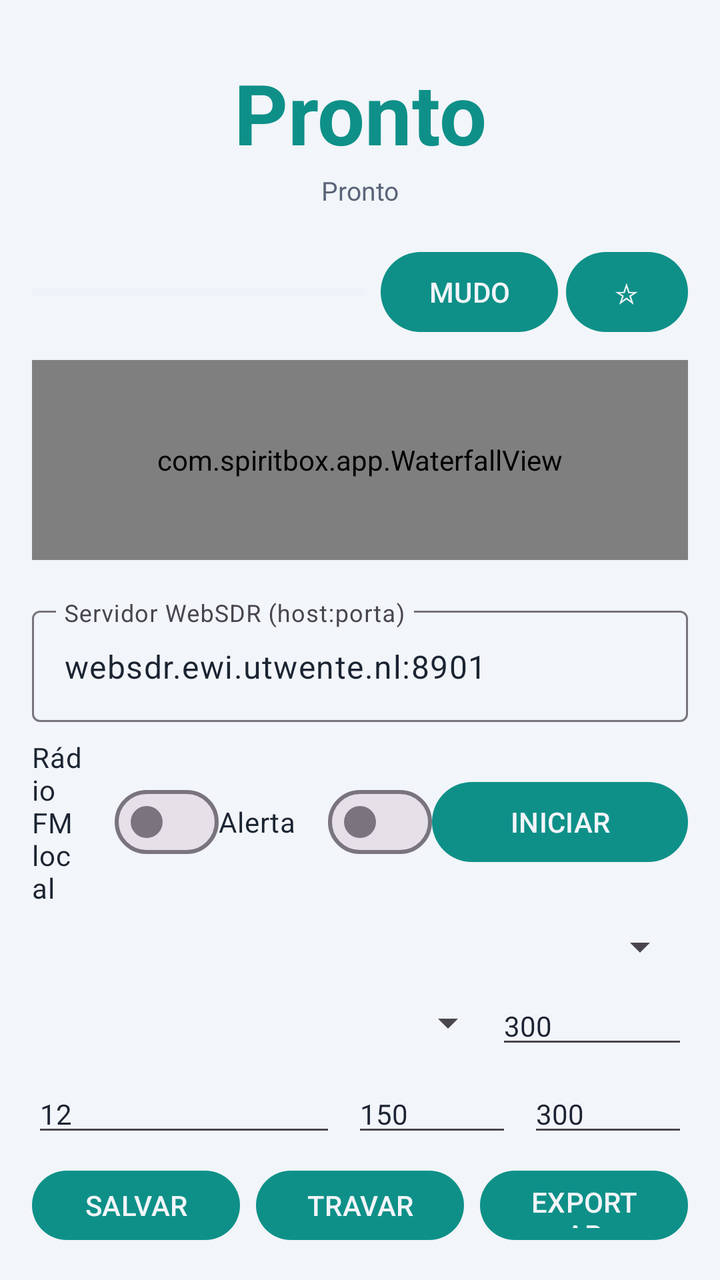
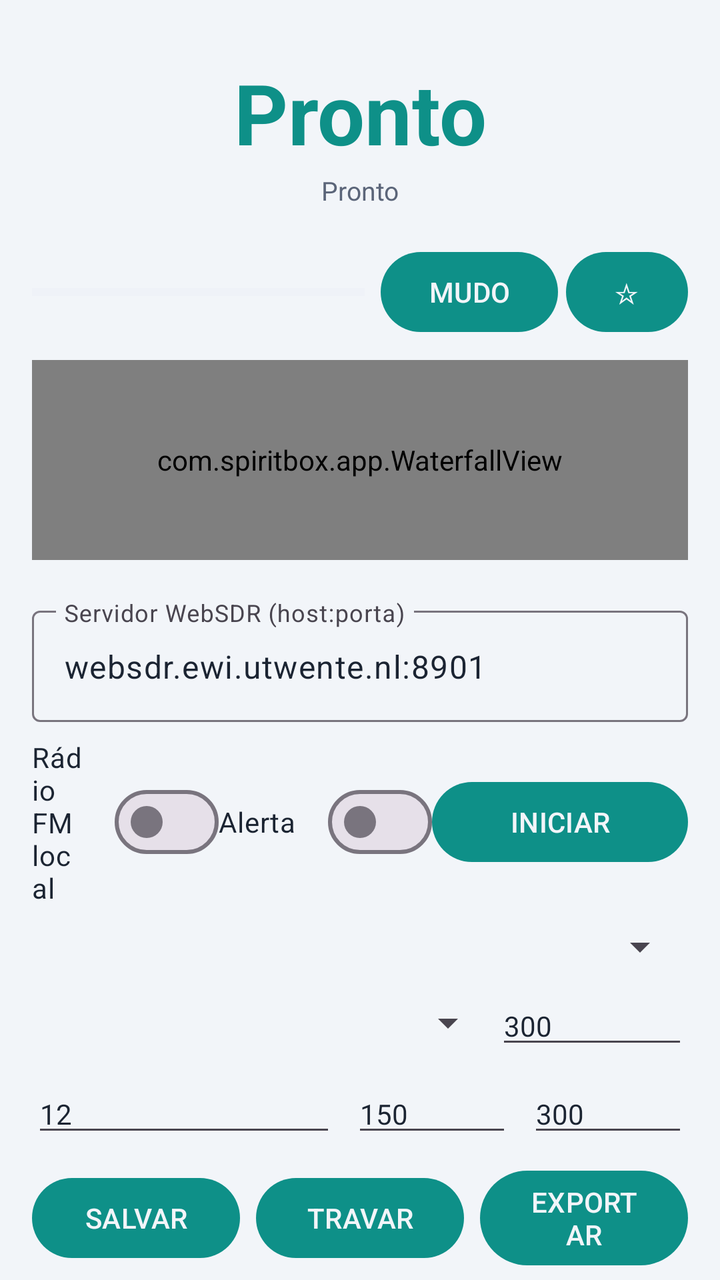

Two renders of the same Android screen: before a commit and after it. Below are the layout's source before the change and the commit's diff.
<!-- AndroidManifest.xml: application theme Theme.SpiritBox -->
<!-- res/layout/activity_main.xml -->
<?xml version="1.0" encoding="utf-8"?>
<FrameLayout xmlns:android="http://schemas.android.com/apk/res/android"
    xmlns:app="http://schemas.android.com/apk/res-auto"
    android:layout_width="match_parent"
    android:layout_height="match_parent">

    <LinearLayout
        android:layout_width="match_parent"
        android:layout_height="match_parent"
        android:orientation="vertical"
        android:padding="16dp">

        <TextView
            android:id="@+id/tvFreq"
            android:layout_width="match_parent"
            android:layout_height="wrap_content"
            android:layout_marginTop="12dp"
            android:gravity="center"
            android:text="@string/status_ready"
            android:textColor="@color/accent"
            android:textSize="42sp"
            android:textStyle="bold" />

        <TextView
            android:id="@+id/tvStatus"
            android:layout_width="match_parent"
            android:layout_height="wrap_content"
            android:layout_marginTop="2dp"
            android:gravity="center"
            android:text="@string/status_ready"
            android:textColor="@color/text_secondary"
            android:textSize="13sp" />

        <LinearLayout
            android:layout_width="match_parent"
            android:layout_height="wrap_content"
            android:layout_marginTop="18dp"
            android:gravity="center_vertical"
            android:orientation="horizontal">

            <ProgressBar
                android:id="@+id/meter"
                style="?android:attr/progressBarStyleHorizontal"
                android:layout_width="0dp"
                android:layout_height="10dp"
                android:layout_weight="1"
                android:max="100"
                android:progress="0"
                android:progressBackgroundTint="@color/panel"
                android:progressTint="@color/accent" />

            <com.google.android.material.button.MaterialButton
                android:id="@+id/btnMute"
                android:layout_width="wrap_content"
                android:layout_height="wrap_content"
                android:layout_marginStart="8dp"
                android:minWidth="72dp"
                android:text="@string/btn_mute"
                app:cornerRadius="24dp" />

            <com.google.android.material.button.MaterialButton
                android:id="@+id/btnBookmark"
                android:layout_width="wrap_content"
                android:layout_height="wrap_content"
                android:layout_marginStart="4dp"
                android:minWidth="52dp"
                android:text="@string/bookmark_off"
                app:cornerRadius="24dp" />
        </LinearLayout>

        <com.spiritbox.app.WaterfallView
            android:id="@+id/waterfall"
            android:layout_width="match_parent"
            android:layout_height="100dp"
            android:layout_marginTop="10dp" />

        <com.google.android.material.textfield.TextInputLayout
            android:layout_width="match_parent"
            android:layout_height="wrap_content"
            android:layout_marginTop="20dp"
            android:hint="@string/hint_server">

            <com.google.android.material.textfield.TextInputEditText
                android:id="@+id/etServer"
                android:layout_width="match_parent"
                android:layout_height="wrap_content"
                android:importantForAutofill="no"
                android:inputType="textUri"
                android:text="@string/default_server" />
        </com.google.android.material.textfield.TextInputLayout>

        <LinearLayout
            android:layout_width="match_parent"
            android:layout_height="wrap_content"
            android:layout_marginTop="8dp"
            android:gravity="center_vertical"
            android:orientation="horizontal">

            <com.google.android.material.materialswitch.MaterialSwitch
                android:id="@+id/swFm"
                android:layout_width="0dp"
                android:layout_height="wrap_content"
                android:layout_weight="1"
                android:text="@string/switch_fm"
                android:textColor="@color/text_primary"
                android:textSize="14sp" />

            <com.google.android.material.materialswitch.MaterialSwitch
                android:id="@+id/swAlerts"
                android:layout_width="wrap_content"
                android:layout_height="wrap_content"
                android:text="@string/switch_alerts"
                android:textColor="@color/text_primary"
                android:textSize="14sp" />

            <com.google.android.material.button.MaterialButton
                android:id="@+id/btnToggle"
                android:layout_width="wrap_content"
                android:layout_height="wrap_content"
                android:minWidth="128dp"
                android:text="@string/btn_start"
                app:cornerRadius="24dp" />
        </LinearLayout>

<LinearLayout
                android:layout_width="match_parent"
                android:layout_height="wrap_content"
                android:layout_marginTop="8dp"
                android:gravity="center_vertical"
                android:orientation="horizontal">

                <Spinner
                    android:id="@+id/spFav"
                    android:layout_width="match_parent"
                    android:layout_height="wrap_content"
                    android:spinnerMode="dropdown" />
            </LinearLayout>

            <LinearLayout
                android:layout_width="match_parent"
                android:layout_height="wrap_content"
                android:layout_marginTop="8dp"
                android:gravity="center_vertical"
                android:orientation="horizontal">

                <Spinner
                    android:id="@+id/spBand"
                    android:layout_width="0dp"
                    android:layout_height="wrap_content"
                    android:layout_weight="1"
                    android:spinnerMode="dropdown" />

            <EditText
                android:id="@+id/etDwell"
                android:layout_width="96dp"
                android:layout_height="wrap_content"
                android:hint="@string/hint_dwell"
                android:importantForAutofill="no"
                android:inputType="number"
                android:maxLines="1"
                android:text="@string/default_dwell"
                android:textColor="@color/text_primary"
                android:textSize="14sp" />
        </LinearLayout>

        <LinearLayout
            android:layout_width="match_parent"
            android:layout_height="wrap_content"
            android:layout_marginTop="8dp"
            android:gravity="center_vertical"
            android:orientation="horizontal">

            <EditText
                android:id="@+id/etThreshold"
                android:layout_width="0dp"
                android:layout_height="wrap_content"
                android:layout_weight="1"
                android:hint="@string/hint_threshold"
                android:importantForAutofill="no"
                android:inputType="number"
                android:maxLines="1"
                android:text="@string/default_threshold"
                android:textColor="@color/text_primary"
                android:textSize="14sp" />

            <EditText
                android:id="@+id/etSettle"
                android:layout_width="80dp"
                android:layout_height="wrap_content"
                android:layout_marginStart="8dp"
                android:hint="@string/hint_settle"
                android:importantForAutofill="no"
                android:inputType="number"
                android:maxLines="1"
                android:text="@string/default_settle"
                android:textColor="@color/text_primary"
                android:textSize="14sp" />

            <EditText
                android:id="@+id/etGap"
                android:layout_width="80dp"
                android:layout_height="wrap_content"
                android:layout_marginStart="8dp"
                android:hint="@string/hint_gap"
                android:importantForAutofill="no"
                android:inputType="number"
                android:maxLines="1"
                android:text="@string/default_gap"
                android:textColor="@color/text_primary"
                android:textSize="14sp" />
        </LinearLayout>

        <LinearLayout
            android:layout_width="match_parent"
            android:layout_height="wrap_content"
            android:layout_marginTop="8dp"
            android:gravity="center_vertical"
            android:orientation="horizontal">

            <com.google.android.material.button.MaterialButton
                android:id="@+id/btnManualCapture"
                android:layout_width="0dp"
                android:layout_height="wrap_content"
                android:layout_weight="1"
                android:text="@string/btn_manual_capture"
                app:cornerRadius="24dp" />

            <com.google.android.material.button.MaterialButton
                android:id="@+id/btnHold"
                android:layout_width="0dp"
                android:layout_height="wrap_content"
                android:layout_marginStart="8dp"
                android:layout_weight="1"
                android:text="@string/btn_hold"
                app:cornerRadius="24dp" />

            <com.google.android.material.button.MaterialButton
                android:id="@+id/btnShare"
                android:layout_width="0dp"
                android:layout_height="wrap_content"
                android:layout_marginStart="8dp"
                android:layout_weight="1"
                android:text="@string/btn_share_csv"
                app:cornerRadius="24dp" />
        </LinearLayout>

        <LinearLayout
            android:layout_width="match_parent"
            android:layout_height="wrap_content"
            android:layout_marginTop="8dp"
            android:gravity="center_vertical"
            android:orientation="horizontal">

            <com.google.android.material.button.MaterialButton
                android:id="@+id/btnTheme"
                android:layout_width="0dp"
                android:layout_height="wrap_content"
                android:layout_weight="1"
                android:text="@string/theme_system"
                app:cornerRadius="24dp" />

            <com.google.android.material.button.MaterialButton
                android:id="@+id/btnNight"
                android:layout_width="0dp"
                android:layout_height="wrap_content"
                android:layout_marginStart="8dp"
                android:layout_weight="1"
                android:text="@string/btn_night_off"
                app:cornerRadius="24dp" />
        </LinearLayout>

        <TextView
            android:id="@+id/tvCapturesTitle"
            android:layout_width="match_parent"
            android:layout_height="wrap_content"
            android:layout_marginTop="18dp"
            android:text="@string/title_captures"
            android:textColor="@color/text_secondary"
            android:textSize="13sp" />

        <ListView
            android:id="@+id/listCaptures"
            android:layout_width="match_parent"
            android:layout_height="0dp"
            android:layout_marginTop="4dp"
            android:layout_weight="1"
            android:divider="@color/panel"
            android:dividerHeight="1dp"
            android:listSelector="@android:color/transparent" />
    </LinearLayout>

    <View
        android:id="@+id/redFilter"
        android:layout_width="match_parent"
        android:layout_height="match_parent"
        android:background="#3BFF0000"
        android:clickable="false"
        android:focusable="false"
        android:visibility="gone" />
</FrameLayout>
<!-- resources referenced by this layout -->
<resources>
  <color name="accent">#0E9088</color>
  <color name="panel">#E4E9F1</color>
  <color name="text_primary">#1B2432</color>
  <color name="text_secondary">#5B6579</color>
  <string name="bookmark_off">☆</string>
  <string name="btn_hold">TRAVAR</string>
  <string name="btn_manual_capture">SALVAR</string>
  <string name="btn_mute">MUDO</string>
  <string name="btn_night_off">NOITE</string>
  <string name="btn_share_csv">EXPORTAR</string>
  <string name="btn_start">INICIAR</string>
  <string name="default_dwell">300</string>
  <string name="default_gap">300</string>
  <string name="default_server">websdr.ewi.utwente.nl:8901</string>
  <string name="default_settle">150</string>
  <string name="default_threshold">12</string>
  <string name="hint_dwell">Dwell ms</string>
  <string name="hint_gap">Gap ms</string>
  <string name="hint_server">Servidor WebSDR (host:porta)</string>
  <string name="hint_settle">Settle ms</string>
  <string name="hint_threshold">Limiar %</string>
  <string name="status_ready">Pronto</string>
  <string name="switch_alerts">Alerta</string>
  <string name="switch_fm">Rádio FM local</string>
  <string name="theme_system">SISTEMA</string>
  <string name="title_captures">Sinais capturados</string>
  <style name="Theme.SpiritBox" parent="Theme.Material3.DayNight.NoActionBar">
          <item name="colorPrimary">@color/accent</item>
          <item name="colorOnPrimary">@color/bg</item>
          <item name="colorSecondary">@color/accent_dim</item>
          <item name="android:colorBackground">@color/bg</item>
          <item name="colorSurface">@color/panel</item>
          <item name="colorOnSurface">@color/text_primary</item>
          <item name="android:windowBackground">@color/bg</item>
          <item name="android:statusBarColor">@color/bg</item>
          <item name="android:navigationBarColor">@color/bg</item>
      </style>
  <color name="bg">#F2F5F9</color>
  <color name="accent_dim">#5AA7A2</color>
</resources>

<!-- the commit's change to res/layout/activity_main.xml (unified diff, before → after) -->
@@ -4,11 +4,19 @@
     android:layout_width="match_parent"
     android:layout_height="match_parent">
 
-    <LinearLayout
+    <androidx.core.widget.NestedScrollView
+        android:id="@+id/scrollRoot"
         android:layout_width="match_parent"
         android:layout_height="match_parent"
-        android:orientation="vertical"
-        android:padding="16dp">
+        android:fillViewport="true"
+        android:scrollbars="none">
+
+        <LinearLayout
+            android:layout_width="match_parent"
+            android:layout_height="wrap_content"
+            android:orientation="vertical"
+            android:padding="16dp"
+            android:paddingBottom="32dp">
 
         <TextView
             android:id="@+id/tvFreq"
@@ -281,13 +289,14 @@
         <ListView
             android:id="@+id/listCaptures"
             android:layout_width="match_parent"
-            android:layout_height="0dp"
+            android:layout_height="wrap_content"
             android:layout_marginTop="4dp"
-            android:layout_weight="1"
             android:divider="@color/panel"
             android:dividerHeight="1dp"
-            android:listSelector="@android:color/transparent" />
-    </LinearLayout>
+            android:listSelector="@android:color/transparent"
+            android:nestedScrollingEnabled="false" />
+        </LinearLayout>
+    </androidx.core.widget.NestedScrollView>
 
     <View
         android:id="@+id/redFilter"
